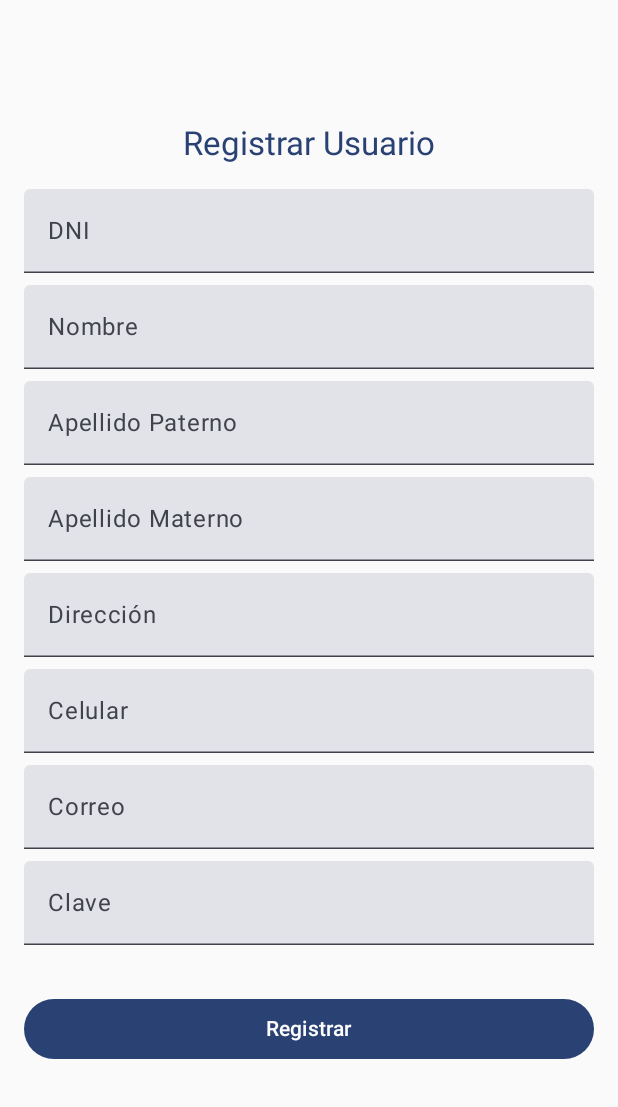
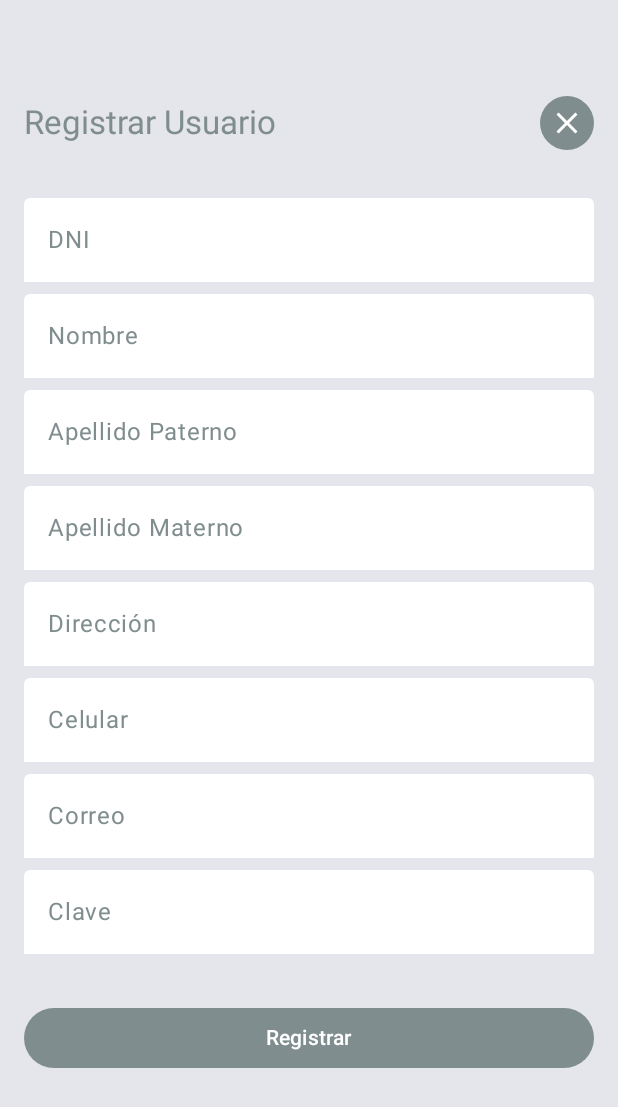
Before and after one commit to MarioYiCarrion/Proyecto6toCiclo, an Android app built with Jetpack Compose: the screen it shows after launch (MainActivity), after a tap on "Registrar Cliente", on a phone screen of 412 x 824 dp. Shown: the top 1107 px of the screen. Run offline under Robolectric (Android 15) with nearby library versions, the phone set to English and light mode, and no system bars; our stand-ins replace Dagger/Hilt's generated code, Firebase (no records; nobody signed in at launch, a user with empty details on screens opened directly).

Commit message:
restaurando código, Yi renegando, el Gato riendo

```diff
--- a/app/src/main/java/com/example/applepsac/MainActivity.kt
+++ b/app/src/main/java/com/example/applepsac/MainActivity.kt
@@ -31,7 +31,6 @@ import com.google.firebase.database.DatabaseError
 import com.google.firebase.database.ValueEventListener
 import com.google.firebase.database.database
 import dagger.hilt.android.AndroidEntryPoint
-
 
 @AndroidEntryPoint
 class MainActivity : ComponentActivity() {
--- a/app/src/main/java/com/example/applepsac/RegistrarCliente.kt
+++ b/app/src/main/java/com/example/applepsac/RegistrarCliente.kt
@@ -1,25 +1,34 @@
 package com.example.applepsac
 
-import android.widget.Toast
+import androidx.compose.foundation.background
+import androidx.compose.foundation.clickable
 import androidx.compose.foundation.layout.*
+import androidx.compose.foundation.shape.CircleShape
 import androidx.compose.foundation.text.KeyboardActions
 import androidx.compose.foundation.text.KeyboardOptions
 import androidx.compose.foundation.lazy.LazyColumn
+import androidx.compose.material.icons.Icons
+import androidx.compose.material.icons.filled.Close
 import androidx.compose.material3.*
 import androidx.compose.runtime.*
 import androidx.compose.ui.Alignment
 import androidx.compose.ui.Modifier
 import androidx.compose.ui.focus.FocusRequester
 import androidx.compose.ui.focus.focusRequester
-import androidx.compose.ui.platform.LocalContext
+import androidx.compose.ui.graphics.Color
+import androidx.compose.ui.text.TextStyle
 import androidx.compose.ui.text.input.ImeAction
 import androidx.compose.ui.text.input.KeyboardType
 import androidx.compose.ui.text.input.PasswordVisualTransformation
+import androidx.compose.ui.text.input.VisualTransformation
 import androidx.compose.ui.tooling.preview.Preview
 import androidx.compose.ui.unit.dp
+import androidx.compose.ui.unit.sp
 import androidx.navigation.NavHostController
 import com.google.firebase.auth.FirebaseAuth
 import com.google.firebase.database.FirebaseDatabase
+import kotlinx.coroutines.delay
+import kotlinx.coroutines.launch
 
 @Composable
 fun RegistrarUsuario(navController: NavHostController? = null) {
@@ -31,6 +40,7 @@ fun RegistrarUsuario(navController: NavHostController? = null) {
     var celular by remember { mutableStateOf("") }
     var correo by remember { mutableStateOf("") }
     var clave by remember { mutableStateOf("") }
+    var isLoading by remember { mutableStateOf(false) }
 
     val dniFocusRequester = FocusRequester()
     val nombreFocusRequester = FocusRequester()
@@ -43,136 +53,188 @@ fun RegistrarUsuario(navController: NavHostController? = null) {
     val buttonFocusRequester = FocusRequester()
 
     val auth = if (navController != null) FirebaseAuth.getInstance() else null
-    val context = LocalContext.current
+    val snackbarHostState = remember { SnackbarHostState() }
+    val coroutineScope = rememberCoroutineScope()
 
     LaunchedEffect(Unit) {
         dniFocusRequester.requestFocus()
     }
 
+    fun mostrarSnackbar(mensaje: String, esError: Boolean, duracion: Long = 2000L) {
+        val navControllerSnapshot = navController ?: return // Salir si navController es null
+
+        coroutineScope.launch {
+            val result = snackbarHostState.showSnackbar(
+                message = mensaje,
+                actionLabel = if (!esError) "OK" else null,
+                duration = SnackbarDuration.Short,
+                withDismissAction = true
+            )
+            delay(duracion)
+            if (!esError) {
+                navControllerSnapshot.navigate("loginScreen") {
+                    popUpTo("loginScreen") { inclusive = true }
+                }
+            } else if (result == SnackbarResult.ActionPerformed) {
+                navControllerSnapshot.navigate("loginScreen") {
+                    popUpTo("loginScreen") { inclusive = true }
+                }
+            }
+        }
+    }
+
+    fun validarCampos(): Boolean {
+        return when {
+            dni.isEmpty() || nombre.isEmpty() || apellidoPaterno.isEmpty() || apellidoMaterno.isEmpty() ||
+                    direccion.isEmpty() || celular.isEmpty() || correo.isEmpty() || clave.isEmpty() -> {
+                mostrarSnackbar("Todos los campos deben estar completos.", true)
+                false
+            }
+            !android.util.Patterns.EMAIL_ADDRESS.matcher(correo).matches() -> {
+                mostrarSnackbar("El correo no tiene un formato válido.", true)
+                false
+            }
+            clave.length < 6 -> {
+                mostrarSnackbar("La clave debe tener al menos 6 caracteres.", true)
+                false
+            }
+            else -> true
+        }
+    }
+
+    Box(
+        modifier = Modifier
+            .fillMaxSize()
+            .background(Color(0xFFE4E6EB)) // Fondo de pantalla
+            .padding(top = 64.dp) // Ajustar para que no sea tapado por la barra superior
+    ) {
+        Column(
+            horizontalAlignment = Alignment.CenterHorizontally,
+            verticalArrangement = Arrangement.Top,
+            modifier = Modifier.fillMaxSize()
+        ) {
+            Row(
+                verticalAlignment = Alignment.CenterVertically,
+                horizontalArrangement = Arrangement.SpaceBetween,
+                modifier = Modifier
+                    .fillMaxWidth()
+                    .padding(horizontal = 16.dp)
+            ) {
+                Text(
+                    text = "Registrar Usuario",
+                    style = MaterialTheme.typography.titleLarge.copy(color = Color(0xFF808D8E))
+                )
+                IconButton(
+                    onClick = { navController?.navigate("loginScreen") },
+                    modifier = Modifier
+                        .background(color = Color(0xFF808D8E), shape = CircleShape)
+                        .size(36.dp)
+                ) {
+                    Icon(
+                        imageVector = Icons.Filled.Close,
+                        contentDescription = "Cerrar",
+                        tint = Color.White,
+                        modifier = Modifier.size(24.dp)
+                    )
+                }
+            }
+            Spacer(modifier = Modifier.height(16.dp))
+
             LazyColumn(
                 modifier = Modifier
                     .fillMaxSize()
                     .padding(16.dp),
-        verticalArrangement = Arrangement.Center,
+                verticalArrangement = Arrangement.Top,
                 horizontalAlignment = Alignment.CenterHorizontally
             ) {
                 item {
-            Text(
-                text = "Registrar Usuario",
-                style = MaterialTheme.typography.titleLarge,
-                color = MaterialTheme.colorScheme.primary
-            )
-            Spacer(modifier = Modifier.height(16.dp))
-        }
-        item {
-            TextField(
+                    CustomTextField(
                         value = dni,
                         onValueChange = { dni = it },
-                label = { Text("DNI") },
-                keyboardOptions = KeyboardOptions(keyboardType = KeyboardType.Number, imeAction = ImeAction.Next),
-                keyboardActions = KeyboardActions(onNext = { nombreFocusRequester.requestFocus() }),
-                modifier = Modifier
-                    .fillMaxWidth()
-                    .focusRequester(dniFocusRequester)
+                        label = "DNI",
+                        focusRequester = dniFocusRequester,
+                        nextFocusRequester = nombreFocusRequester,
+                        keyboardType = KeyboardType.Number,
+                        imeAction = ImeAction.Next
                     )
                     Spacer(modifier = Modifier.height(8.dp))
                 }
                 item {
-            TextField(
+                    CustomTextField(
                         value = nombre,
                         onValueChange = { nombre = it },
-                label = { Text("Nombre") },
-                keyboardOptions = KeyboardOptions.Default.copy(imeAction = ImeAction.Next),
-                keyboardActions = KeyboardActions(onNext = { apellidoPaternoFocusRequester.requestFocus() }),
-                modifier = Modifier
-                    .fillMaxWidth()
-                    .focusRequester(nombreFocusRequester),
-                singleLine = true
+                        label = "Nombre",
+                        focusRequester = nombreFocusRequester,
+                        nextFocusRequester = apellidoPaternoFocusRequester,
+                        imeAction = ImeAction.Next
                     )
                     Spacer(modifier = Modifier.height(8.dp))
                 }
                 item {
-            TextField(
+                    CustomTextField(
                         value = apellidoPaterno,
                         onValueChange = { apellidoPaterno = it },
-                label = { Text("Apellido Paterno") },
-                keyboardOptions = KeyboardOptions.Default.copy(imeAction = ImeAction.Next),
-                keyboardActions = KeyboardActions(onNext = { apellidoMaternoFocusRequester.requestFocus() }),
-                modifier = Modifier
-                    .fillMaxWidth()
-                    .focusRequester(apellidoPaternoFocusRequester),
-                singleLine = true
+                        label = "Apellido Paterno",
+                        focusRequester = apellidoPaternoFocusRequester,
+                        nextFocusRequester = apellidoMaternoFocusRequester,
+                        imeAction = ImeAction.Next
                     )
                     Spacer(modifier = Modifier.height(8.dp))
                 }
                 item {
-            TextField(
+                    CustomTextField(
                         value = apellidoMaterno,
                         onValueChange = { apellidoMaterno = it },
-                label = { Text("Apellido Materno") },
-                keyboardOptions = KeyboardOptions.Default.copy(imeAction = ImeAction.Next),
-                keyboardActions = KeyboardActions(onNext = { direccionFocusRequester.requestFocus() }),
-                modifier = Modifier
-                    .fillMaxWidth()
-                    .focusRequester(apellidoMaternoFocusRequester),
-                singleLine = true
+                        label = "Apellido Materno",
+                        focusRequester = apellidoMaternoFocusRequester,
+                        nextFocusRequester = direccionFocusRequester,
+                        imeAction = ImeAction.Next
                     )
                     Spacer(modifier = Modifier.height(8.dp))
                 }
                 item {
-            TextField(
+                    CustomTextField(
                         value = direccion,
                         onValueChange = { direccion = it },
-                label = { Text("Dirección") },
-                keyboardOptions = KeyboardOptions.Default.copy(imeAction = ImeAction.Next),
-                keyboardActions = KeyboardActions(onNext = { celularFocusRequester.requestFocus() }),
-                modifier = Modifier
-                    .fillMaxWidth()
-                    .focusRequester(direccionFocusRequester),
-                singleLine = true
+                        label = "Dirección",
+                        focusRequester = direccionFocusRequester,
+                        nextFocusRequester = celularFocusRequester,
+                        imeAction = ImeAction.Next
                     )
                     Spacer(modifier = Modifier.height(8.dp))
                 }
                 item {
-            TextField(
+                    CustomTextField(
                         value = celular,
                         onValueChange = { celular = it },
-                label = { Text("Celular") },
-                keyboardOptions = KeyboardOptions(keyboardType = KeyboardType.Phone, imeAction = ImeAction.Next),
-                keyboardActions = KeyboardActions(onNext = { correoFocusRequester.requestFocus() }),
-                modifier = Modifier
-                    .fillMaxWidth()
-                    .focusRequester(celularFocusRequester),
-                singleLine = true
+                        label = "Celular",
+                        focusRequester = celularFocusRequester,
+                        nextFocusRequester = correoFocusRequester,
+                        keyboardType = KeyboardType.Phone,
+                        imeAction = ImeAction.Next
                     )
                     Spacer(modifier = Modifier.height(8.dp))
                 }
                 item {
-            TextField(
+                    CustomTextField(
                         value = correo,
                         onValueChange = { correo = it },
-                label = { Text("Correo") },
-                keyboardOptions = KeyboardOptions(keyboardType = KeyboardType.Email, imeAction = ImeAction.Next),
-                keyboardActions = KeyboardActions(onNext = { claveFocusRequester.requestFocus() }),
-                modifier = Modifier
-                    .fillMaxWidth()
-                    .focusRequester(correoFocusRequester),
-                singleLine = true
+                        label = "Correo",
+                        focusRequester = correoFocusRequester,
+                        nextFocusRequester = claveFocusRequester,
+                        keyboardType = KeyboardType.Email,
+                        imeAction = ImeAction.Next
                     )
                     Spacer(modifier = Modifier.height(8.dp))
                 }
                 item {
-            TextField(
+                    CustomTextField(
                         value = clave,
                         onValueChange = { clave = it },
-                label = { Text("Clave") },
-                keyboardOptions = KeyboardOptions(keyboardType = KeyboardType.Password, imeAction = ImeAction.Done),
-                keyboardActions = KeyboardActions(onDone = { buttonFocusRequester.requestFocus() }),
-                visualTransformation = PasswordVisualTransformation(),
-                modifier = Modifier
-                    .fillMaxWidth()
-                    .focusRequester(claveFocusRequester),
-                singleLine = true
+                        label = "Clave",
+                        focusRequester = claveFocusRequester,
+                        imeAction = ImeAction.Done,
+                        visualTransformation = PasswordVisualTransformation()
                     )
                     Spacer(modifier = Modifier.height(16.dp))
                 }
@@ -182,6 +244,8 @@ fun RegistrarUsuario(navController: NavHostController? = null) {
                 item {
                     Button(
                         onClick = {
+                            if (validarCampos()) {
+                                isLoading = true
                                 auth?.createUserWithEmailAndPassword(correo, clave)
                                     ?.addOnCompleteListener { task ->
                                         if (task.isSuccessful) {
@@ -204,31 +268,25 @@ fun RegistrarUsuario(navController: NavHostController? = null) {
 
                                             ref.child(userId).setValue(userData)
                                                 .addOnCompleteListener { dbTask ->
+                                                    isLoading = false
                                                     if (dbTask.isSuccessful) {
-                                            Toast.makeText(
-                                                context,
-                                                "Usuario registrado exitosamente",
-                                                Toast.LENGTH_SHORT
-                                            ).show()
-                                            navController?.navigate("loginScreen")
+                                                        mostrarSnackbar("Usuario registrado exitosamente.", false)
                                                     } else {
-                                            Toast.makeText(
-                                                context,
-                                                "Error al registrar usuario en la base de datos",
-                                                Toast.LENGTH_SHORT
-                                            ).show()
+                                                        mostrarSnackbar("Error al registrar usuario en la base de datos.", true)
                                                     }
                                                 }
 
                                         } else {
-                                Toast.makeText(
-                                    context,
-                                    "Error al registrar usuario: ${task.exception?.message}",
-                                    Toast.LENGTH_SHORT
-                                ).show()
+                                            isLoading = false
+                                            mostrarSnackbar("Error al registrar usuario: ${task.exception?.message}", true)
+                                        }
                                     }
                             }
                         },
+                        colors = ButtonDefaults.buttonColors(
+                            containerColor = Color(0xFF808D8E),
+                            contentColor = Color.White
+                        ),
                         modifier = Modifier
                             .fillMaxWidth()
                             .focusRequester(buttonFocusRequester)
@@ -241,6 +299,72 @@ fun RegistrarUsuario(navController: NavHostController? = null) {
                 }
             }
         }
+        SnackbarHost(
+            hostState = snackbarHostState,
+            modifier = Modifier.align(Alignment.Center),
+            snackbar = { data ->
+                Snackbar(
+                    snackbarData = data,
+                    modifier = Modifier.clickable {
+                        if (data.visuals.message == "Usuario registrado exitosamente.") {
+                            navController?.navigate("loginScreen") {
+                                popUpTo("loginScreen") { inclusive = true }
+                            }
+                        }
+                    }
+                )
+            }
+        )
+
+        if (isLoading) {
+            Box(
+                contentAlignment = Alignment.Center,
+                modifier = Modifier
+                    .fillMaxSize()
+                    .background(Color(0x88000000))
+            ) {
+                CircularProgressIndicator(color = Color.White)
+            }
+        }
+    }
+}
+
+@Composable
+fun CustomTextField(
+    value: String,
+    onValueChange: (String) -> Unit,
+    label: String,
+    focusRequester: FocusRequester,
+    nextFocusRequester: FocusRequester? = null,
+    keyboardType: KeyboardType = KeyboardType.Text,
+    imeAction: ImeAction,
+    visualTransformation: VisualTransformation = VisualTransformation.None
+) {
+    TextField(
+        value = value,
+        onValueChange = onValueChange,
+        label = { Text(label, color = Color(0xFF808D8E)) },
+        colors = TextFieldDefaults.colors(
+            focusedTextColor = Color.Black,
+            unfocusedTextColor = Color.Black,
+            focusedContainerColor = Color.White,
+            unfocusedContainerColor = Color.White,
+            focusedIndicatorColor = Color.Transparent,
+            unfocusedIndicatorColor = Color.Transparent,
+            cursorColor = Color.Black
+        ),
+        keyboardOptions = KeyboardOptions(keyboardType = keyboardType, imeAction = imeAction),
+        keyboardActions = KeyboardActions(onAny = {
+            nextFocusRequester?.requestFocus()
+        }),
+        textStyle = TextStyle(color = Color.Black, fontSize = 14.sp),
+        modifier = Modifier
+            .fillMaxWidth()
+            .focusRequester(focusRequester),
+        visualTransformation = visualTransformation,
+        singleLine = true
+    )
+}
 
 @Preview(showBackground = true)
 @Composable
--- /dev/null
+++ b/app/src/main/res/drawable/baseline_check_circle_outline_24.xml
@@ -0,0 +1,5 @@
+<vector xmlns:android="http://schemas.android.com/apk/res/android" android:height="24dp" android:tint="#1C8723" android:viewportHeight="24" android:viewportWidth="24" android:width="24dp">
+
+    <path android:fillColor="@android:color/white" android:pathData="M16.59,7.58L10,14.17l-3.59,-3.58L5,12l5,5 8,-8zM12,2C6.48,2 2,6.48 2,12s4.48,10 10,10 10,-4.48 10,-10S17.52,2 12,2zM12,20c-4.42,0 -8,-3.58 -8,-8s3.58,-8 8,-8 8,3.58 8,8 -3.58,8 -8,8z"/>
+
+</vector>
--- /dev/null
+++ b/app/src/main/res/drawable/baseline_info_24.xml
@@ -0,0 +1,5 @@
+<vector xmlns:android="http://schemas.android.com/apk/res/android" android:height="24dp" android:tint="#FDCF4A" android:viewportHeight="24" android:viewportWidth="24" android:width="24dp">
+
+    <path android:fillColor="@android:color/white" android:pathData="M12,2C6.48,2 2,6.48 2,12s4.48,10 10,10 10,-4.48 10,-10S17.52,2 12,2zM13,17h-2v-6h2v6zM13,9h-2L11,7h2v2z"/>
+
+</vector>
```
Also changed, not shown: app/src/main/java/com/example/applepsac/Calificanos.kt (+134 -91 lines), app/src/main/java/com/example/applepsac/EnviarSugerencias.kt (+46 -22 lines), app/src/main/java/com/example/applepsac/HistorialActualizaciones.kt (+27 -25 lines), app/src/main/java/com/example/applepsac/PantallaPrincipal.kt (+6 -22 lines), app/src/main/res/drawable/message.png (added). Lines whose indentation alone changed are shown as unchanged.
